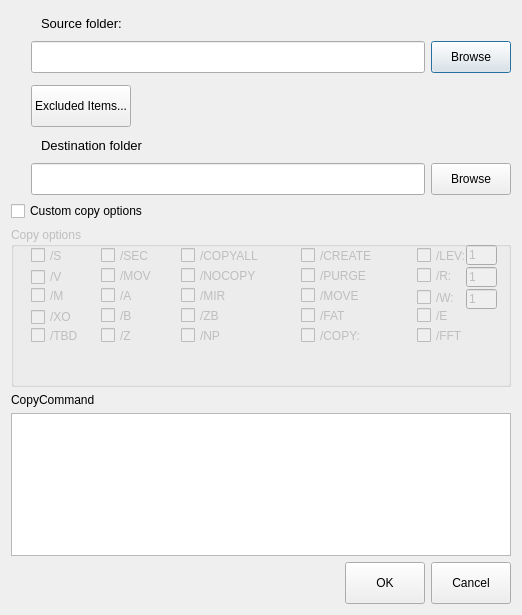
Qt form UI/DlgEdit.ui (darrel-ming/robocopy_gui_python) before a commit.
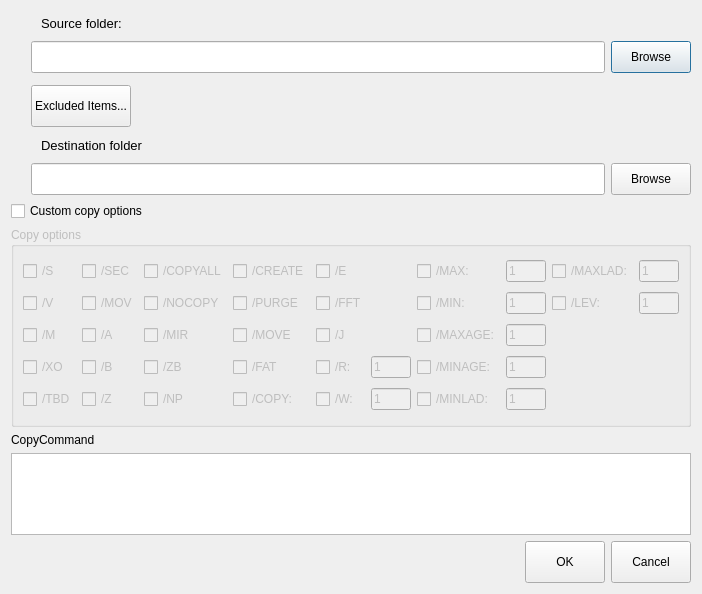
The same form after that commit. Icons and pictures are not drawn.

The edit to the form file:
```diff
--- a/UI/DlgEdit.ui
+++ b/UI/DlgEdit.ui
@@ -6,8 +6,8 @@
    <rect>
     <x>0</x>
     <y>0</y>
-    <width>518</width>
-    <height>615</height>
+    <width>698</width>
+    <height>594</height>
    </rect>
   </property>
   <property name="windowTitle">
@@ -294,377 +294,443 @@
      </property>
      <property name="minimumSize">
       <size>
-       <width>500</width>
-       <height>160</height>
+       <width>680</width>
+       <height>200</height>
       </size>
      </property>
      <property name="title">
       <string>Copy options</string>
      </property>
+     <layout class="QGridLayout" name="gridLayout" columnminimumwidth="0,0,0,0,0,20,10">
+      <item row="0" column="0">
      <widget class="QCheckBox" name="chk_s">
-      <property name="geometry">
-       <rect>
-        <x>20</x>
-        <y>20</y>
-        <width>41</width>
-        <height>17</height>
-       </rect>
-      </property>
       <property name="text">
        <string>/S</string>
       </property>
      </widget>
-     <widget class="QCheckBox" name="chk_m">
-      <property name="geometry">
-       <rect>
-        <x>20</x>
-        <y>60</y>
-        <width>41</width>
-        <height>17</height>
-       </rect>
-      </property>
-      <property name="text">
-       <string>/M</string>
-      </property>
-     </widget>
+      </item>
+      <item row="0" column="1">
      <widget class="QCheckBox" name="chk_sec">
-      <property name="geometry">
-       <rect>
-        <x>90</x>
-        <y>20</y>
-        <width>71</width>
-        <height>17</height>
-       </rect>
-      </property>
       <property name="text">
        <string>/SEC</string>
       </property>
      </widget>
-     <widget class="QCheckBox" name="chk_mov">
-      <property name="geometry">
-       <rect>
-        <x>90</x>
-        <y>40</y>
-        <width>71</width>
-        <height>17</height>
-       </rect>
-      </property>
-      <property name="text">
-       <string>/MOV</string>
-      </property>
-     </widget>
-     <widget class="QCheckBox" name="chk_a">
-      <property name="geometry">
-       <rect>
-        <x>90</x>
-        <y>60</y>
-        <width>61</width>
-        <height>17</height>
-       </rect>
-      </property>
-      <property name="text">
-       <string>/A</string>
-      </property>
-     </widget>
-     <widget class="QCheckBox" name="chk_b">
-      <property name="geometry">
-       <rect>
-        <x>90</x>
-        <y>80</y>
-        <width>61</width>
-        <height>17</height>
-       </rect>
-      </property>
-      <property name="text">
-       <string>/B</string>
-      </property>
-     </widget>
+      </item>
+      <item row="0" column="2">
      <widget class="QCheckBox" name="chk_copyall">
-      <property name="geometry">
-       <rect>
-        <x>170</x>
-        <y>20</y>
-        <width>91</width>
-        <height>17</height>
-       </rect>
-      </property>
       <property name="text">
        <string>/COPYALL</string>
       </property>
      </widget>
-     <widget class="QCheckBox" name="chk_nocopy">
-      <property name="geometry">
-       <rect>
-        <x>170</x>
-        <y>40</y>
-        <width>101</width>
-        <height>17</height>
-       </rect>
-      </property>
-      <property name="text">
-       <string>/NOCOPY</string>
-      </property>
-     </widget>
-     <widget class="QCheckBox" name="chk_mir">
-      <property name="geometry">
-       <rect>
-        <x>170</x>
-        <y>60</y>
-        <width>71</width>
-        <height>17</height>
-       </rect>
-      </property>
-      <property name="text">
-       <string>/MIR</string>
-      </property>
-     </widget>
-     <widget class="QCheckBox" name="chk_zb">
-      <property name="geometry">
-       <rect>
-        <x>170</x>
-        <y>80</y>
-        <width>71</width>
-        <height>17</height>
-       </rect>
-      </property>
-      <property name="text">
-       <string>/ZB</string>
-      </property>
-     </widget>
+      </item>
+      <item row="0" column="3">
      <widget class="QCheckBox" name="chk_create">
-      <property name="geometry">
-       <rect>
-        <x>290</x>
-        <y>20</y>
-        <width>101</width>
-        <height>17</height>
-       </rect>
-      </property>
       <property name="text">
        <string>/CREATE</string>
       </property>
      </widget>
+      </item>
+      <item row="0" column="4">
+       <layout class="QHBoxLayout" name="horizontalLayout_18">
+        <item>
+         <widget class="QCheckBox" name="chk_e">
+          <property name="text">
+           <string>/E</string>
+          </property>
+         </widget>
+        </item>
+        <item>
+         <spacer name="horizontalSpacer_8">
+          <property name="orientation">
+           <enum>Qt::Horizontal</enum>
+          </property>
+          <property name="sizeHint" stdset="0">
+           <size>
+            <width>13</width>
+            <height>20</height>
+           </size>
+          </property>
+         </spacer>
+        </item>
+       </layout>
+      </item>
+      <item row="0" column="5">
+       <layout class="QHBoxLayout" name="horizontalLayout_13">
+        <item>
+         <widget class="QCheckBox" name="chk_max">
+          <property name="text">
+           <string>/MAX:</string>
+          </property>
+         </widget>
+        </item>
+        <item>
+         <widget class="QLineEdit" name="txt_max">
+          <property name="maximumSize">
+           <size>
+            <width>40</width>
+            <height>16777215</height>
+           </size>
+          </property>
+          <property name="text">
+           <string>1</string>
+          </property>
+         </widget>
+        </item>
+       </layout>
+      </item>
+      <item row="0" column="6">
+       <layout class="QHBoxLayout" name="horizontalLayout_14">
+        <item>
+         <widget class="QCheckBox" name="chk_maxlad">
+          <property name="text">
+           <string>/MAXLAD:</string>
+          </property>
+         </widget>
+        </item>
+        <item>
+         <widget class="QLineEdit" name="txt_maxlad">
+          <property name="maximumSize">
+           <size>
+            <width>40</width>
+            <height>16777215</height>
+           </size>
+          </property>
+          <property name="text">
+           <string>1</string>
+          </property>
+         </widget>
+        </item>
+       </layout>
+      </item>
+      <item row="1" column="0">
+       <widget class="QCheckBox" name="chk_v">
+        <property name="text">
+         <string>/V</string>
+        </property>
+       </widget>
+      </item>
+      <item row="1" column="1">
+       <widget class="QCheckBox" name="chk_mov">
+        <property name="text">
+         <string>/MOV</string>
+        </property>
+       </widget>
+      </item>
+      <item row="1" column="2">
+       <widget class="QCheckBox" name="chk_nocopy">
+        <property name="text">
+         <string>/NOCOPY</string>
+        </property>
+       </widget>
+      </item>
+      <item row="1" column="3">
      <widget class="QCheckBox" name="chk_purge">
-      <property name="geometry">
-       <rect>
-        <x>290</x>
-        <y>40</y>
-        <width>111</width>
-        <height>17</height>
-       </rect>
-      </property>
       <property name="text">
        <string>/PURGE</string>
       </property>
      </widget>
-     <widget class="QCheckBox" name="chk_move">
-      <property name="geometry">
-       <rect>
-        <x>290</x>
-        <y>60</y>
-        <width>111</width>
-        <height>17</height>
-       </rect>
-      </property>
+      </item>
+      <item row="1" column="4">
+       <layout class="QHBoxLayout" name="horizontalLayout_17">
+        <item>
+         <widget class="QCheckBox" name="chk_fft">
       <property name="text">
-       <string>/MOVE</string>
-      </property>
-     </widget>
-     <widget class="QCheckBox" name="chk_fat">
-      <property name="geometry">
-       <rect>
-        <x>290</x>
-        <y>80</y>
-        <width>71</width>
-        <height>17</height>
-       </rect>
-      </property>
+           <string>/FFT</string>
+          </property>
+         </widget>
+        </item>
+        <item>
+         <spacer name="horizontalSpacer_9">
+          <property name="orientation">
+           <enum>Qt::Horizontal</enum>
+          </property>
+          <property name="sizeHint" stdset="0">
+           <size>
+            <width>13</width>
+            <height>20</height>
+           </size>
+          </property>
+         </spacer>
+        </item>
+       </layout>
+      </item>
+      <item row="1" column="5">
+       <layout class="QHBoxLayout" name="horizontalLayout_12">
+        <item>
+         <widget class="QCheckBox" name="chk_min">
       <property name="text">
-       <string>/FAT</string>
-      </property>
-     </widget>
-     <widget class="QCheckBox" name="chk_copy">
-      <property name="geometry">
-       <rect>
-        <x>290</x>
-        <y>100</y>
-        <width>81</width>
-        <height>17</height>
-       </rect>
+           <string>/MIN:</string>
+          </property>
+         </widget>
+        </item>
+        <item>
+         <widget class="QLineEdit" name="txt_min">
+          <property name="maximumSize">
+           <size>
+            <width>40</width>
+            <height>16777215</height>
+           </size>
       </property>
       <property name="text">
-       <string>/COPY:</string>
-      </property>
-     </widget>
+           <string>1</string>
+          </property>
+         </widget>
+        </item>
+       </layout>
+      </item>
+      <item row="1" column="6">
+       <layout class="QHBoxLayout" name="horizontalLayout_15">
+        <item>
      <widget class="QCheckBox" name="chk_lev">
-      <property name="geometry">
-       <rect>
-        <x>406</x>
-        <y>20</y>
-        <width>51</width>
-        <height>17</height>
-       </rect>
-      </property>
       <property name="text">
        <string>/LEV:</string>
       </property>
      </widget>
+        </item>
+        <item>
      <widget class="QLineEdit" name="txt_lev">
-      <property name="geometry">
-       <rect>
-        <x>455</x>
-        <y>18</y>
-        <width>31</width>
+          <property name="maximumSize">
+           <size>
+            <width>40</width>
+            <height>16777215</height>
+           </size>
+          </property>
+          <property name="text">
+           <string>1</string>
+          </property>
+         </widget>
+        </item>
+       </layout>
+      </item>
+      <item row="2" column="0">
+       <widget class="QCheckBox" name="chk_m">
+        <property name="text">
+         <string>/M</string>
+        </property>
+       </widget>
+      </item>
+      <item row="2" column="1">
+       <widget class="QCheckBox" name="chk_a">
+        <property name="text">
+         <string>/A</string>
+        </property>
+       </widget>
+      </item>
+      <item row="2" column="2">
+       <widget class="QCheckBox" name="chk_mir">
+        <property name="text">
+         <string>/MIR</string>
+        </property>
+       </widget>
+      </item>
+      <item row="2" column="3">
+       <widget class="QCheckBox" name="chk_move">
+        <property name="text">
+         <string>/MOVE</string>
+        </property>
+       </widget>
+      </item>
+      <item row="2" column="4">
+       <layout class="QHBoxLayout" name="horizontalLayout_16">
+        <item>
+         <widget class="QCheckBox" name="chk_j">
+          <property name="text">
+           <string>/J</string>
+          </property>
+         </widget>
+        </item>
+        <item>
+         <spacer name="horizontalSpacer_10">
+          <property name="orientation">
+           <enum>Qt::Horizontal</enum>
+          </property>
+          <property name="sizeHint" stdset="0">
+           <size>
+            <width>13</width>
         <height>20</height>
-       </rect>
+           </size>
+          </property>
+         </spacer>
+        </item>
+       </layout>
+      </item>
+      <item row="2" column="5">
+       <layout class="QHBoxLayout" name="horizontalLayout_11">
+        <item>
+         <widget class="QCheckBox" name="chk_maxage">
+          <property name="text">
+           <string>/MAXAGE:</string>
+          </property>
+         </widget>
+        </item>
+        <item>
+         <widget class="QLineEdit" name="txt_maxage">
+          <property name="maximumSize">
+           <size>
+            <width>40</width>
+            <height>16777215</height>
+           </size>
       </property>
       <property name="text">
        <string>1</string>
       </property>
      </widget>
+        </item>
+       </layout>
+      </item>
+      <item row="3" column="0">
      <widget class="QCheckBox" name="chk_xo">
-      <property name="geometry">
-       <rect>
-        <x>20</x>
-        <y>80</y>
-        <width>51</width>
-        <height>20</height>
-       </rect>
-      </property>
       <property name="text">
        <string>/XO</string>
       </property>
      </widget>
-     <widget class="QCheckBox" name="chk_v">
-      <property name="geometry">
-       <rect>
-        <x>20</x>
-        <y>40</y>
-        <width>51</width>
-        <height>20</height>
-       </rect>
-      </property>
+      </item>
+      <item row="3" column="1">
+       <widget class="QCheckBox" name="chk_b">
+        <property name="text">
+         <string>/B</string>
+        </property>
+       </widget>
+      </item>
+      <item row="3" column="2">
+       <widget class="QCheckBox" name="chk_zb">
       <property name="text">
-       <string>/V</string>
-      </property>
-     </widget>
+         <string>/ZB</string>
+        </property>
+       </widget>
+      </item>
+      <item row="3" column="3">
+       <widget class="QCheckBox" name="chk_fat">
+        <property name="text">
+         <string>/FAT</string>
+        </property>
+       </widget>
+      </item>
+      <item row="3" column="4">
+       <layout class="QHBoxLayout" name="horizontalLayout_6">
+        <item>
+         <widget class="QCheckBox" name="chk_r">
+          <property name="text">
+           <string>/R:</string>
+          </property>
+         </widget>
+        </item>
+        <item>
+         <widget class="QLineEdit" name="txt_r">
+          <property name="maximumSize">
+           <size>
+            <width>40</width>
+            <height>16777215</height>
+           </size>
+          </property>
+          <property name="text">
+           <string>1</string>
+          </property>
+         </widget>
+        </item>
+       </layout>
+      </item>
+      <item row="3" column="5">
+       <layout class="QHBoxLayout" name="horizontalLayout_8">
+        <item>
+         <widget class="QCheckBox" name="chk_minage">
+          <property name="text">
+           <string>/MINAGE:</string>
+          </property>
+         </widget>
+        </item>
+        <item>
+         <widget class="QLineEdit" name="txt_minage">
+          <property name="maximumSize">
+           <size>
+            <width>40</width>
+            <height>16777215</height>
+           </size>
+          </property>
+          <property name="text">
+           <string>1</string>
+          </property>
+         </widget>
+        </item>
+       </layout>
+      </item>
+      <item row="4" column="0">
      <widget class="QCheckBox" name="chk_tbd">
-      <property name="geometry">
-       <rect>
-        <x>20</x>
-        <y>100</y>
-        <width>61</width>
-        <height>17</height>
-       </rect>
-      </property>
       <property name="text">
        <string>/TBD</string>
       </property>
      </widget>
-     <widget class="QCheckBox" name="chk_np">
-      <property name="geometry">
-       <rect>
-        <x>170</x>
-        <y>100</y>
-        <width>81</width>
-        <height>17</height>
-       </rect>
-      </property>
-      <property name="text">
-       <string>/NP</string>
-      </property>
-     </widget>
+      </item>
+      <item row="4" column="1">
      <widget class="QCheckBox" name="chk_z">
-      <property name="geometry">
-       <rect>
-        <x>90</x>
-        <y>100</y>
-        <width>71</width>
-        <height>17</height>
-       </rect>
-      </property>
       <property name="text">
        <string>/Z</string>
       </property>
      </widget>
-     <widget class="QCheckBox" name="chk_e">
-      <property name="geometry">
-       <rect>
-        <x>406</x>
-        <y>80</y>
-        <width>81</width>
-        <height>17</height>
-       </rect>
-      </property>
+      </item>
+      <item row="4" column="2">
+       <widget class="QCheckBox" name="chk_np">
       <property name="text">
-       <string>/E</string>
-      </property>
-     </widget>
-     <widget class="QLineEdit" name="txt_r">
-      <property name="geometry">
-       <rect>
-        <x>455</x>
-        <y>40</y>
-        <width>31</width>
-        <height>20</height>
-       </rect>
-      </property>
+         <string>/NP</string>
+        </property>
+       </widget>
+      </item>
+      <item row="4" column="3">
+       <widget class="QCheckBox" name="chk_copy">
       <property name="text">
-       <string>1</string>
-      </property>
-     </widget>
-     <widget class="QCheckBox" name="chk_r">
-      <property name="geometry">
-       <rect>
-        <x>406</x>
-        <y>40</y>
-        <width>51</width>
-        <height>17</height>
-       </rect>
-      </property>
-      <property name="text">
-       <string>/R:</string>
-      </property>
-     </widget>
-     <widget class="QLineEdit" name="txt_w">
-      <property name="geometry">
-       <rect>
-        <x>455</x>
-        <y>62</y>
-        <width>31</width>
-        <height>20</height>
-       </rect>
-      </property>
-      <property name="text">
-       <string>1</string>
-      </property>
-     </widget>
+         <string>/COPY:</string>
+        </property>
+       </widget>
+      </item>
+      <item row="4" column="4">
+       <layout class="QHBoxLayout" name="horizontalLayout_7">
+        <item>
      <widget class="QCheckBox" name="chk_w">
-      <property name="geometry">
-       <rect>
-        <x>406</x>
-        <y>62</y>
-        <width>51</width>
-        <height>17</height>
-       </rect>
-      </property>
       <property name="text">
        <string>/W:</string>
       </property>
      </widget>
-     <widget class="QCheckBox" name="chk_fft">
-      <property name="geometry">
-       <rect>
-        <x>406</x>
-        <y>100</y>
-        <width>81</width>
-        <height>17</height>
-       </rect>
+        </item>
+        <item>
+         <widget class="QLineEdit" name="txt_w">
+          <property name="maximumSize">
+           <size>
+            <width>40</width>
+            <height>16777215</height>
+           </size>
       </property>
       <property name="text">
-       <string>/FFT</string>
-      </property>
-     </widget>
+           <string>1</string>
+          </property>
+         </widget>
+        </item>
+       </layout>
+      </item>
+      <item row="4" column="5">
+       <layout class="QHBoxLayout" name="horizontalLayout_10">
+        <item>
+         <widget class="QCheckBox" name="chk_minlad">
+          <property name="text">
+           <string>/MINLAD:</string>
+          </property>
+         </widget>
+        </item>
+        <item>
+         <widget class="QLineEdit" name="txt_minlad">
+          <property name="maximumSize">
+           <size>
+            <width>40</width>
+            <height>16777215</height>
+           </size>
+          </property>
+          <property name="text">
+           <string>1</string>
+          </property>
+         </widget>
+        </item>
+       </layout>
+      </item>
+     </layout>
     </widget>
    </item>
    <item>
@@ -675,7 +741,11 @@
     </widget>
    </item>
    <item>
-    <widget class="QTextEdit" name="txtCmd"/>
+    <widget class="QTextEdit" name="txtCmd">
+     <property name="readOnly">
+      <bool>true</bool>
+     </property>
+    </widget>
    </item>
    <item>
     <layout class="QHBoxLayout" name="horizontalLayout_9">
```
Lines whose indentation alone changed are shown as unchanged.
